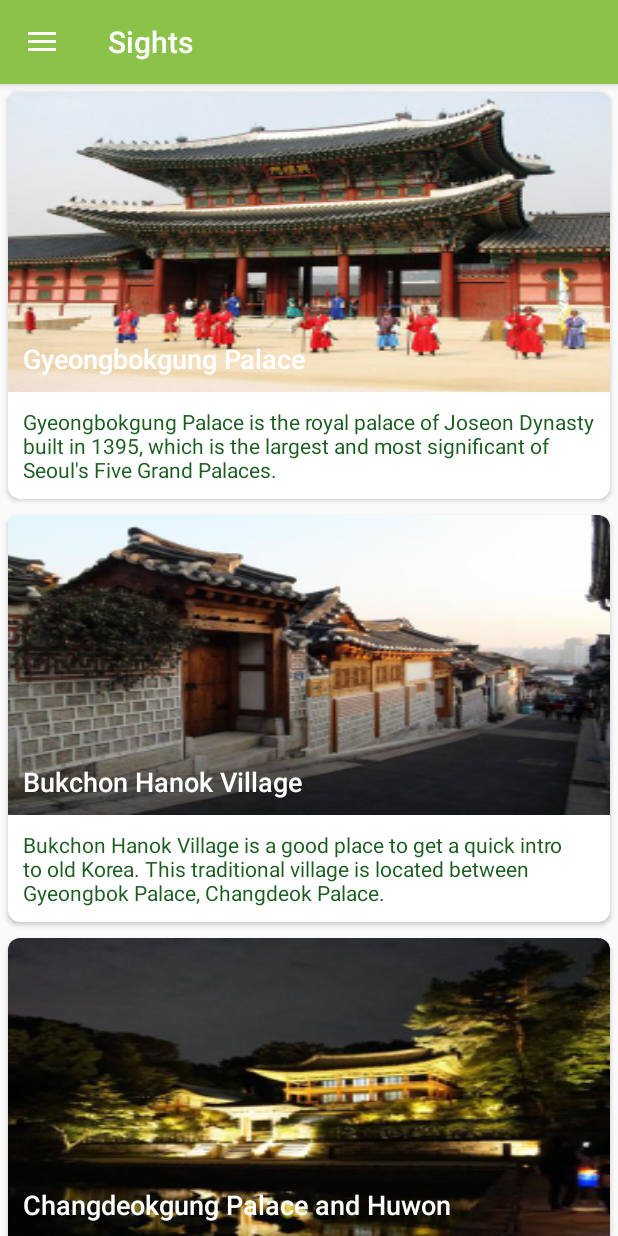
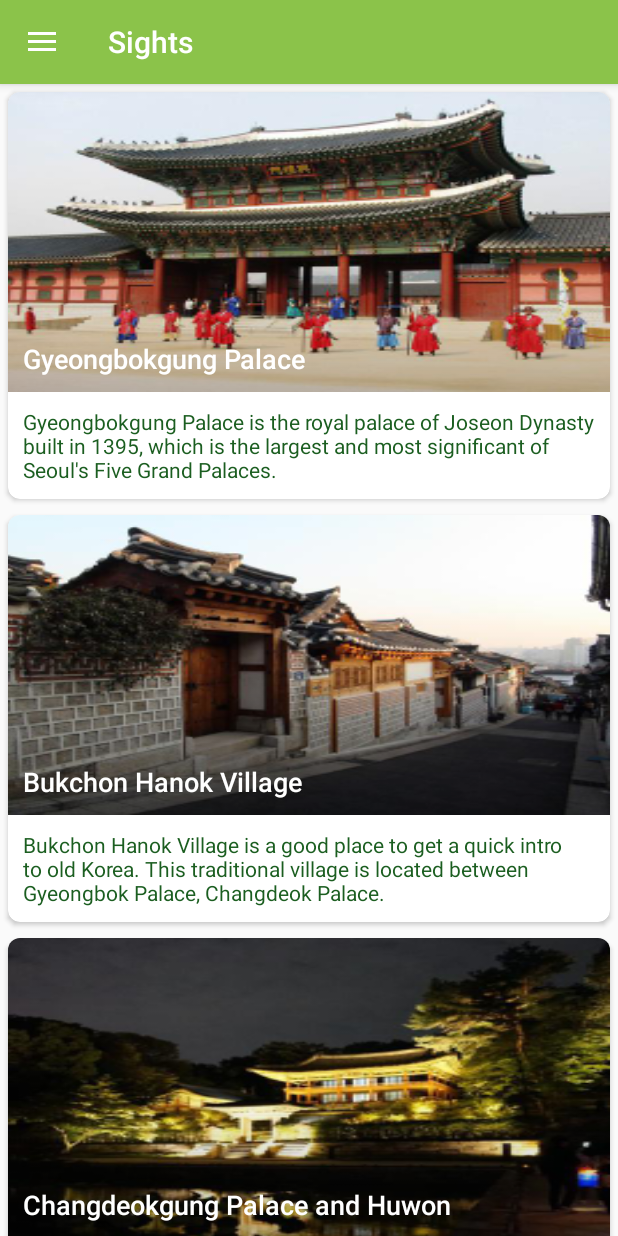
Before and after one commit to sooshin/android-Seoul-tour-guide, an Android app: the screen it shows after launch (MainActivity), in the side drawer, after a tap on "Sights", on a phone screen of 412 x 824 dp. Run offline under Robolectric (Android 15) with nearby library versions, the phone set to English and light mode, and no system bars.

Commit message:
Add a gradient scrim to the Sights and Nature

```diff
--- /dev/null
+++ b/app/src/main/res/drawable/scrim_attraction.xml
@@ -0,0 +1,10 @@
+<?xml version="1.0" encoding="utf-8"?>
+<shape xmlns:android="http://schemas.android.com/apk/res/android"
+    android:shape="rectangle">
+    <gradient
+        android:angle="-90"
+        android:centerColor="#00000000"
+        android:endColor="#40000000"
+        android:startColor="#00000000"
+        android:type="linear" />
+</shape>
--- a/app/src/main/res/layout/card_item.xml
+++ b/app/src/main/res/layout/card_item.xml
@@ -3,8 +3,7 @@
     xmlns:card_view="http://schemas.android.com/apk/res-auto"
     xmlns:tools="http://schemas.android.com/tools"
     android:layout_width="match_parent"
-    android:layout_height="wrap_content"
-    android:orientation="vertical">
+    android:layout_height="wrap_content">
 
     <android.support.v7.widget.CardView
         android:id="@+id/cardview"
@@ -19,25 +18,37 @@
         <RelativeLayout
             android:layout_width="match_parent"
             android:layout_height="wrap_content"
-            android:gravity="center"
-            android:orientation="vertical">
+            android:gravity="center">
+
+            <FrameLayout
+                android:id="@+id/frame"
+                android:layout_width="match_parent"
+                android:layout_height="wrap_content">
 
                 <ImageView
                     android:id="@+id/attraction_image_card"
                     style="@style/AttractionImageViewStyle" />
 
+                <View
+                    android:layout_width="match_parent"
+                    android:layout_height="@dimen/layout_height_image"
+                    android:background="@drawable/scrim_attraction" />
+
                 <TextView
                     android:id="@+id/attraction_name_card"
                     style="@style/AttractionNameCardStyle"
+                    android:layout_gravity="bottom"
                     tools:text="name" />
+
+            </FrameLayout>
 
             <TextView
                 android:id="@+id/attraction_short_card"
                 style="@style/AttractionShortCardStyle"
-
                 tools:text="short description" />
 
         </RelativeLayout>
+
     </android.support.v7.widget.CardView>
 
 </RelativeLayout>
--- a/app/src/main/res/values/styles.xml
+++ b/app/src/main/res/values/styles.xml
@@ -99,8 +99,6 @@
     <style name="AttractionImageViewStyle">
         <item name="android:layout_width">match_parent</item>
         <item name="android:layout_height">@dimen/layout_height_image</item>
-        <item name="android:layout_alignParentStart">true</item>
-        <item name="android:layout_alignParentTop">true</item>
         <item name="android:layout_gravity">center</item>
         <item name="android:contentDescription">@string/image_des</item>
         <item name="android:scaleType">centerCrop</item>
@@ -110,7 +108,6 @@
     <style name="AttractionNameCardStyle">
         <item name="android:layout_width">match_parent</item>
         <item name="android:layout_height">wrap_content</item>
-        <item name="android:layout_alignBottom">@id/attraction_image_card</item>
         <item name="android:fontFamily">sans-serif-medium</item>
         <item name="android:padding">@dimen/padding_text_view</item>
         <item name="android:textAppearance">?android:textAppearanceMedium</item>
@@ -122,7 +119,7 @@
         <item name="android:layout_width">match_parent</item>
         <item name="android:layout_height">wrap_content</item>
         <item name="android:layout_alignParentStart">true</item>
-        <item name="android:layout_below">@+id/attraction_name_card</item>
+        <item name="android:layout_below">@+id/frame</item>
         <item name="android:padding">@dimen/padding_text_view</item>
         <item name="android:textColor">@color/color_green_900</item>
     </style>
```
Lines whose indentation alone changed are shown as unchanged.
